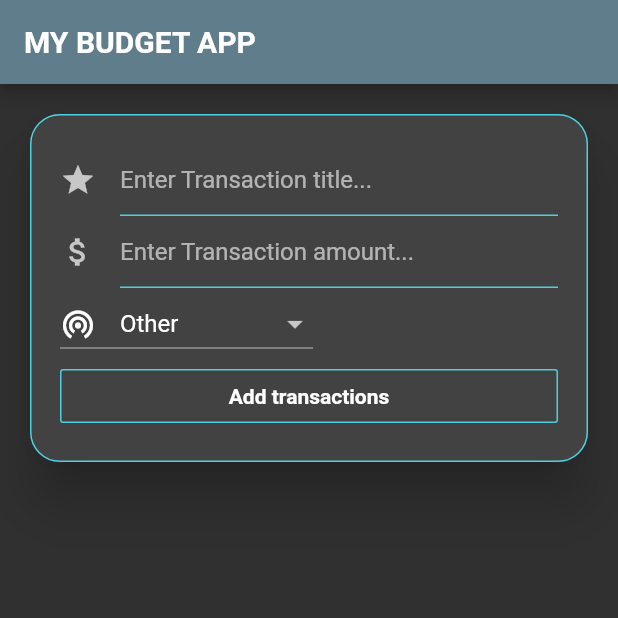
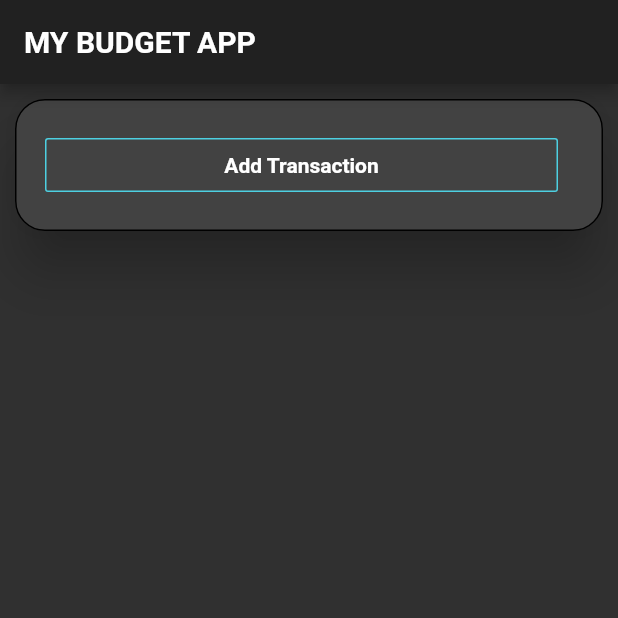
Before and after one commit to Shuoen1997/Practice1-match-with-me, a Flutter app: the screen it shows after launch, on a phone screen of 412 x 824 dp, the top half of it. Run offline on Flutter 3.47's test engine with Material 2 defaults, Android fonts, the phone set to English and light mode, and no system bars.

Commit message:
Implement expandable top editfield

```diff
--- a/lib/main.dart
+++ b/lib/main.dart
@@ -15,8 +15,7 @@ void main() => runApp(MyCoolApp());
 ThemeData myAppTheme() {
   return ThemeData(
       brightness: Brightness.dark,
-      primaryColor: Colors.blueGrey,
-      accentColor: Colors.yellow);
+      primarySwatch: Colors.blueGrey);
 }
 
 class MyCoolApp extends StatefulWidget {
@@ -48,5 +47,6 @@ class _MyCoolAppState extends State<MyCoolApp> {
               onTap: () => FocusScope.of(context).unfocus(),
               child: SingleChildScrollView(child: UserTransactions()),
             )));
+
   }
 }
--- a/lib/models/transaction.dart
+++ b/lib/models/transaction.dart
@@ -54,7 +54,7 @@ class Transaction {
     Color color;
     switch (type) {
       case Category.Clothes:
-        color = Colors.pink[300];
+        color = Colors.amber[300];
         break;
       case Category.Entertainment:
         color = Colors.blue[300];
--- a/lib/widgets/input_transaction.dart
+++ b/lib/widgets/input_transaction.dart
@@ -1,3 +1,4 @@
+import 'package:flutter/cupertino.dart';
 import 'package:flutter/material.dart';
 import 'package:practice1/models/transaction.dart';
 import 'custom_textfield.dart';
@@ -18,9 +19,21 @@ class _InputTransactionState extends State<InputTransaction> {
   final titleController = TextEditingController();
   final amountController = TextEditingController();
 
+  bool isInputFieldVisible = false;
+
   void submitData() {
     String submittedTitle = titleController.text;
-    double submittedAmount = double.parse(amountController.text);
+    double submittedAmount = -0.01;
+    if (amountController.text.isNotEmpty) {
+      submittedAmount = double.parse(amountController.text);
+    } else {
+      print('cannot be negative!');
+    }
+
+    if (submittedTitle.isEmpty || submittedAmount.isNegative) {
+      // Do some validation check
+      return;
+    }
 
     widget.addTx(submittedTitle, submittedAmount, _categoryInput);
     amountController.clear();
@@ -28,6 +41,9 @@ class _InputTransactionState extends State<InputTransaction> {
     _categoryInput = originalCategoryInput;
     // Hide the keyboard upon completing the editing
     FocusScope.of(context).unfocus();
+    setState(() {
+      isInputFieldVisible = false;
+    });
   }
 
   @override
@@ -35,31 +51,40 @@ class _InputTransactionState extends State<InputTransaction> {
     Color _currentCategoryColor = Transaction.typeToColor(_categoryInput);
     return Container(
       child: Card(
-        margin: EdgeInsets.all(20),
+        margin: EdgeInsets.all(10),
         elevation: 15,
         shape: RoundedRectangleBorder(
             borderRadius: BorderRadius.all(Radius.circular(20)),
-            side: BorderSide(color: _currentCategoryColor)),
+            side: isInputFieldVisible
+                ? BorderSide(color: _currentCategoryColor)
+                : BorderSide(color: Colors.black)),
         child: Container(
           padding: EdgeInsets.all(20),
           child: Column(
             crossAxisAlignment: CrossAxisAlignment.start,
             children: <Widget>[
-              MyTextField(
+              Visibility(
+                child: MyTextField(
                   currentCategoryColor: _currentCategoryColor,
                   textEditingController: titleController,
                   icon: Icon(Icons.grade),
                   hint: 'Enter Transaction title...',
                   isNumericInput: false,
                 ),
-              MyTextField(
+                visible: isInputFieldVisible,
+              ),
+              Visibility(
+                child: MyTextField(
                   currentCategoryColor: _currentCategoryColor,
                   textEditingController: amountController,
                   icon: Icon(Icons.attach_money),
                   hint: 'Enter Transaction amount...',
                   isNumericInput: true,
                 ),
-              DropdownButton(
+                visible: isInputFieldVisible,
+              ),
+              Visibility(
+                child: DropdownButton(
                     value: _categoryInput,
                     onChanged: (Category newvalue) {
                       setState(() {
@@ -84,20 +109,52 @@ class _InputTransactionState extends State<InputTransaction> {
                         ),
                       );
                     }).toList()),
+                visible: isInputFieldVisible,
+              ),
               // Use the SizedBox to set width to infinity so its width can match the parent
               SizedBox(
                   width: double.infinity,
                   // Outline button to match the style of the transaction records
+                  child: Row(
+                    children: <Widget>[
+                      Expanded(
                         child: OutlineButton(
                           child: Text(
-                      'Add transactions',
+                            'Add Transaction',
                             style: TextStyle(
-                          fontWeight: FontWeight.bold, color: Colors.white),
+                                fontWeight: FontWeight.bold,
+                                color: Colors.white),
                           ),
                           borderSide: BorderSide(color: _currentCategoryColor),
-                    onPressed: submitData,
-              )
-              )],
+                          onPressed: isInputFieldVisible
+                              ? submitData
+                              : () {
+                                  setState(() {
+                                    isInputFieldVisible = true;
+                                  });
+                                },
+                        ),
+                      ),
+                      SizedBox(width: 10,),
+                      Visibility(
+                        child: OutlineButton(
+                          child: Text(
+                            'Cancel',
+                            style: TextStyle(
+                                fontWeight: FontWeight.bold,
+                                color: Colors.white),
+                          ),
+                          borderSide: BorderSide(color: Theme.of(context).primaryColorLight),
+                          onPressed: () {
+                            setState(() {
+                              isInputFieldVisible = false;
+                            });
+                          },
+                        ),
+                      visible: isInputFieldVisible,)
+                    ],
+                  ))
+            ],
           ),
         ),
       ),
--- a/lib/widgets/user_transactions.dart
+++ b/lib/widgets/user_transactions.dart
@@ -19,8 +19,6 @@ class _UserTransactionsState extends State<UserTransactions> {
         date: DateTime.now(),
         type: typeTx);
 
-
-
     setState(() {
       _transactions.insert(0, tx);
     });
```
Lines whose indentation alone changed are shown as unchanged.
